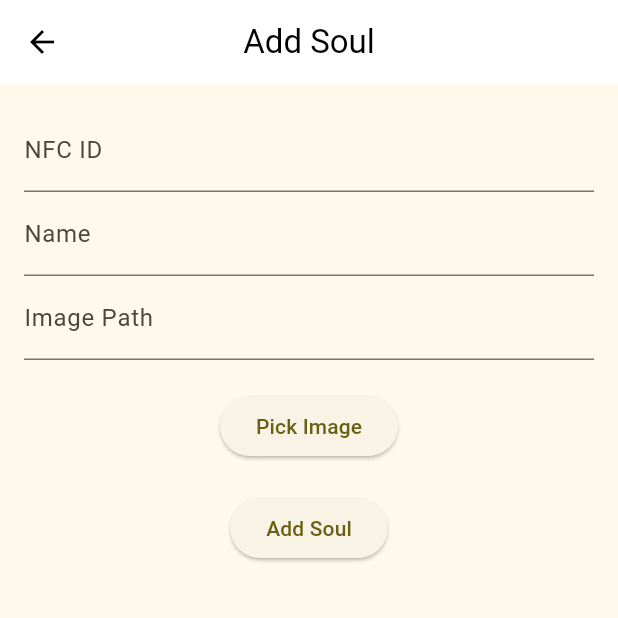
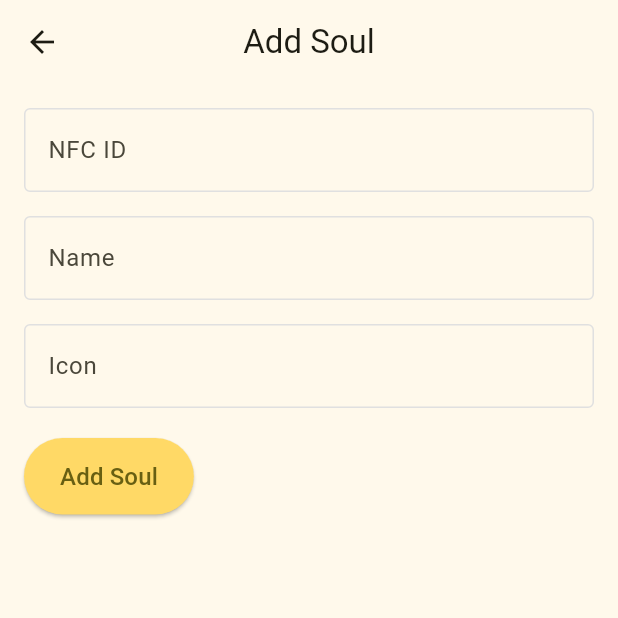
Before and after one commit to shoAppRepo/stuff_spirit, a Flutter app: the AddSoulPage screen opened by its route, on a phone screen of 412 x 824 dp, the top half of it. Run offline on Flutter 3.47's test engine with Material 3 defaults, Android fonts, the phone set to English and light mode, and no system bars; our stand-ins replace image_picker, sqflite; accounts and stored records are empty.

Commit message:
ページのデザイン調整

```diff
--- a/lib/add_soul.dart
+++ b/lib/add_soul.dart
@@ -1,12 +1,16 @@
 import 'package:flutter/material.dart';
 import 'package:image_picker/image_picker.dart';
+import 'package:stuff_spirit/colors.dart';
 import 'package:stuff_spirit/db/database_helper.dart';
 import 'package:path_provider/path_provider.dart';
 import 'dart:io';
 import 'package:path/path.dart';
 
 class AddSoulPage extends StatefulWidget {
+  const AddSoulPage({super.key});
+
   @override
+  // ignore: library_private_types_in_public_api
   _AddSoulPageState createState() => _AddSoulPageState();
 }
 
@@ -38,50 +42,56 @@ class _AddSoulPageState extends State<AddSoulPage> {
     }
   }
 
-
   @override
   Widget build(BuildContext context) {
     return Scaffold(
       appBar: AppBar(
         title: const Text('Add Soul'),
         centerTitle: true,
-        backgroundColor: Colors.white,
-        foregroundColor: Colors.black,
         elevation: 0,
       ),
       body: Padding(
         padding: const EdgeInsets.all(16.0),
         child: Column(
+          crossAxisAlignment: CrossAxisAlignment.start,
           children: [
             TextField(
               controller: _nfcController,
-              decoration: const InputDecoration(
+              decoration: InputDecoration(
                 labelText: 'NFC ID',
+                enabledBorder: OutlineInputBorder(
+                  borderSide: BorderSide(color: Colors.grey.shade300),
                 ),
               ),
+            ),
+            const SizedBox(height: 16.0),
             TextField(
               controller: _nameController,
-              decoration: const InputDecoration(
+              decoration: InputDecoration(
                 labelText: 'Name',
+                enabledBorder: OutlineInputBorder(
+                  borderSide: BorderSide(color: Colors.grey.shade300),
                 ),
               ),
-            TextField(
+            ),
+            const SizedBox(height: 16.0),
+            GestureDetector(
+              onTap: _pickImage, // 画像選択処理を実行
+              child: AbsorbPointer(
+                child: TextField(
                   controller: _imageController,
-              decoration: const InputDecoration(
-                labelText: 'Image Path',
+                  decoration: InputDecoration(
+                    labelText: 'Icon',
+                    enabledBorder: OutlineInputBorder(
+                      borderSide: BorderSide(color: Colors.grey.shade300),
+                    ),
                   ),
                   readOnly: true, // 画像のパスはユーザーが編集しないようにする
                 ),
-            Container(
-              margin: const EdgeInsets.only(top: 20.0),
-              child: ElevatedButton(
-                onPressed: _pickImage, // 画像選択ボタン
-                child: const Text('Pick Image'),
               ),
             ),
-            Container(
-              margin: const EdgeInsets.only(top: 20.0),
-              child: ElevatedButton(
+            const SizedBox(height: 20.0),
+            ElevatedButton(
               onPressed: () {
                 DatabaseHelper.instance.insertSoul({
                   'name': _nameController.text,
@@ -91,7 +101,16 @@ class _AddSoulPageState extends State<AddSoulPage> {
 
                 Navigator.pop(context);
               },
-                child: const Text('Add Soul'),
+              style: ElevatedButton.styleFrom(
+                backgroundColor: MyColors.warmYellow,
+                padding: const EdgeInsets.symmetric(vertical: 14.0, horizontal: 24.0),
+                shape: RoundedRectangleBorder(
+                  borderRadius: BorderRadius.circular(30.0),
+                ),
+              ),
+              child: const Text(
+                'Add Soul',
+                style: TextStyle(fontSize: 16.0),
               ),
             ),
           ],
--- a/lib/db/database_helper.dart
+++ b/lib/db/database_helper.dart
@@ -20,7 +20,9 @@ class DatabaseHelper {
   Future<Database> _initDatabase() async {
     final dbPath = await getDatabasesPath();
     final path = join(dbPath, 'stuff_spirit.db');
-    print('db path: $path');
+    // print('db path: $path');
+
+    await deleteDatabase(path);
 
     return await openDatabase(
       path,
--- a/lib/main.dart
+++ b/lib/main.dart
@@ -10,7 +10,6 @@
   // データベースの初期化
   final dbHelper = DatabaseHelper();
   await dbHelper.database;
-  // await dbHelper.insertTestData();
 
   runApp(const MyApp());
 }
--- a/lib/souls.dart
+++ b/lib/souls.dart
@@ -3,7 +3,10 @@ import 'package:stuff_spirit/colors.dart';
 import 'package:stuff_spirit/db/database_helper.dart';
 
 class SoulsPage extends StatefulWidget {
+  const SoulsPage({super.key});
+
   @override
+  // ignore: library_private_types_in_public_api
   _SoulsPageState createState() => _SoulsPageState();
 }
 
```
Lines whose indentation alone changed are shown as unchanged.
